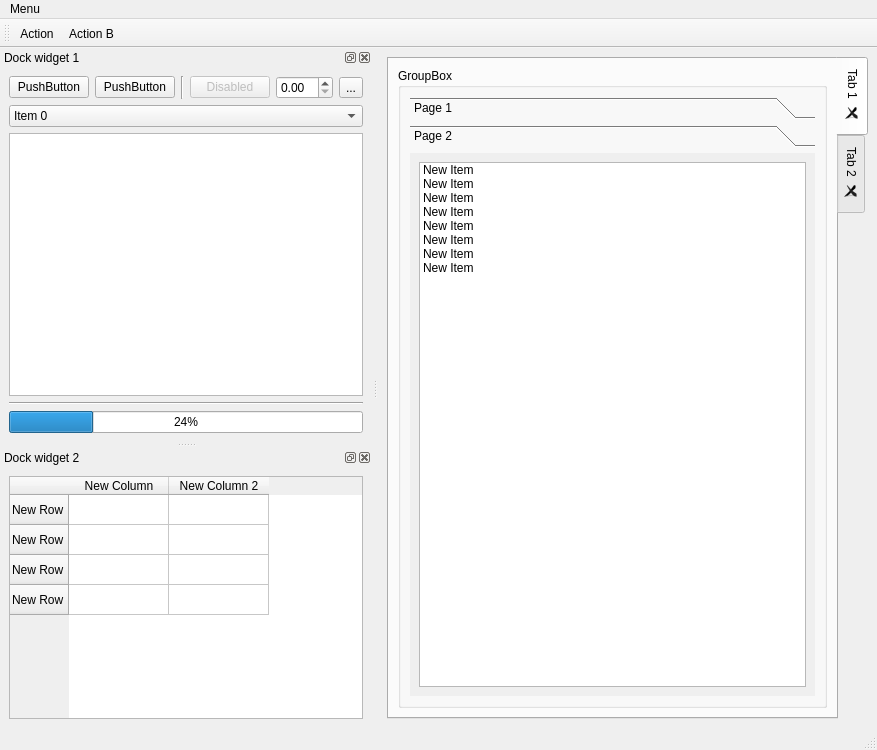
ColinDuquesnoy/QDarkStyleSheet, file example/ui/example.ui: the form before one commit.
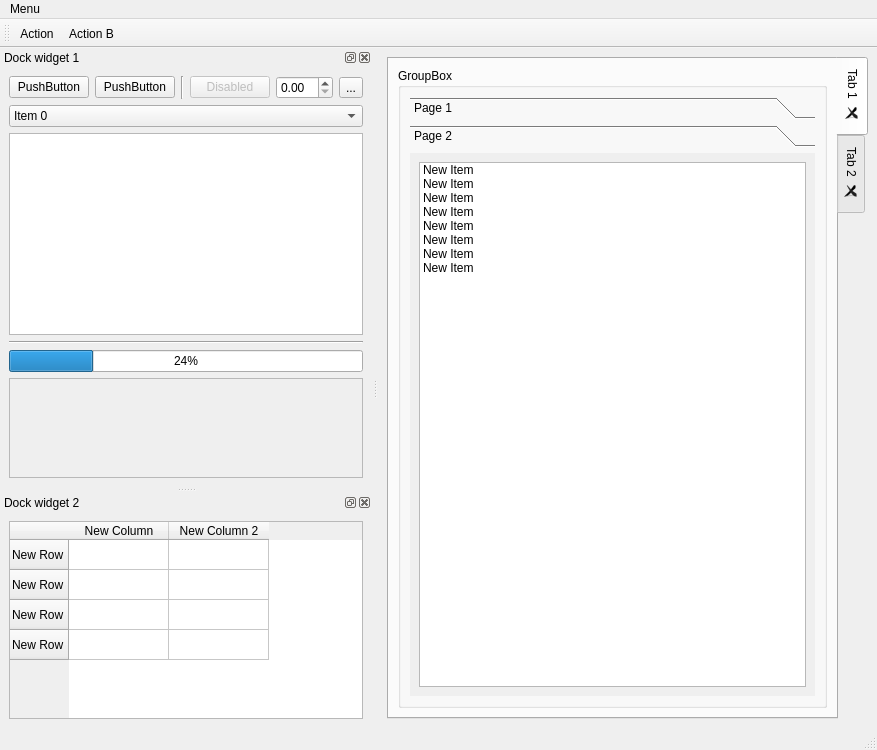
The form after the commit. The open tabs and pages were chosen to show the change.

Commit message:
Fix QFrame style
and add a QFrame to the example. See #21

Diff of the .ui file:
```diff
--- a/example/ui/example.ui
+++ b/example/ui/example.ui
@@ -311,6 +311,25 @@
        </item>
       </layout>
      </item>
+     <item>
+      <widget class="QFrame" name="frame">
+       <property name="minimumSize">
+        <size>
+         <width>0</width>
+         <height>100</height>
+        </size>
+       </property>
+       <property name="frameShape">
+        <enum>QFrame::StyledPanel</enum>
+       </property>
+       <property name="frameShadow">
+        <enum>QFrame::Raised</enum>
+       </property>
+       <property name="lineWidth">
+        <number>3</number>
+       </property>
+      </widget>
+     </item>
     </layout>
    </widget>
   </widget>
```
Left out of the diff: 10 changed lines with no effect on the pictures. The commit also changes 6 other files.
